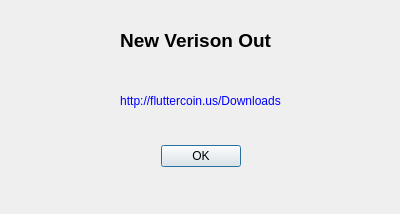
Qt form src/qt/forms/newversion.ui (ofeefee/fluttercoin) before a commit.
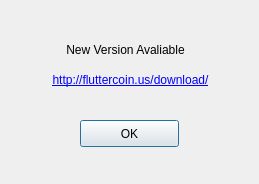
The same form after that commit.

Commit message: Added a dialog box with download link on startup for new version

Diff of the .ui file:
```diff
--- a/src/qt/forms/newversion.ui
+++ b/src/qt/forms/newversion.ui
@@ -6,8 +6,8 @@
    <rect>
     <x>0</x>
     <y>0</y>
-    <width>400</width>
-    <height>214</height>
+    <width>259</width>
+    <height>184</height>
    </rect>
   </property>
   <property name="cursor">
@@ -16,52 +16,17 @@
   <property name="windowTitle">
    <string>Dialog</string>
   </property>
-  <widget class="QDialogButtonBox" name="buttonBox">
-   <property name="geometry">
-    <rect>
-     <x>30</x>
-     <y>140</y>
-     <width>341</width>
-     <height>32</height>
-    </rect>
-   </property>
-   <property name="sizePolicy">
-    <sizepolicy hsizetype="Fixed" vsizetype="Fixed">
-     <horstretch>0</horstretch>
-     <verstretch>0</verstretch>
-    </sizepolicy>
-   </property>
-   <property name="orientation">
-    <enum>Qt::Horizontal</enum>
-   </property>
-   <property name="standardButtons">
-    <set>QDialogButtonBox::Ok</set>
-   </property>
-   <property name="centerButtons">
-    <bool>true</bool>
-   </property>
-  </widget>
   <widget class="QLabel" name="label">
    <property name="geometry">
     <rect>
      <x>40</x>
-     <y>20</y>
-     <width>311</width>
-     <height>41</height>
+     <y>40</y>
+     <width>171</width>
+     <height>20</height>
     </rect>
    </property>
-   <property name="font">
-    <font>
-     <pointsize>14</pointsize>
-     <weight>75</weight>
-     <bold>true</bold>
-    </font>
-   </property>
-   <property name="cursor">
-    <cursorShape>IBeamCursor</cursorShape>
-   </property>
    <property name="text">
-    <string>New Verison Out</string>
+    <string>New Version Avaliable</string>
    </property>
    <property name="alignment">
     <set>Qt::AlignCenter</set>
@@ -71,83 +36,36 @@
    <property name="geometry">
     <rect>
      <x>10</x>
-     <y>80</y>
-     <width>381</width>
-     <height>41</height>
+     <y>70</y>
+     <width>241</width>
+     <height>20</height>
     </rect>
    </property>
-   <property name="palette">
-    <palette>
-     <active>
-      <colorrole role="WindowText">
-       <brush brushstyle="SolidPattern">
-        <color alpha="255">
-         <red>0</red>
-         <green>0</green>
-         <blue>255</blue>
-        </color>
-       </brush>
-      </colorrole>
-      <colorrole role="Text">
-       <brush brushstyle="SolidPattern">
-        <color alpha="255">
-         <red>0</red>
-         <green>0</green>
-         <blue>255</blue>
-        </color>
-       </brush>
-      </colorrole>
-     </active>
-     <inactive>
-      <colorrole role="WindowText">
-       <brush brushstyle="SolidPattern">
-        <color alpha="255">
-         <red>0</red>
-         <green>0</green>
-         <blue>255</blue>
-        </color>
-       </brush>
-      </colorrole>
-      <colorrole role="Text">
-       <brush brushstyle="SolidPattern">
-        <color alpha="255">
-         <red>0</red>
-         <green>0</green>
-         <blue>255</blue>
-        </color>
-       </brush>
-      </colorrole>
-     </inactive>
-     <disabled>
-      <colorrole role="WindowText">
-       <brush brushstyle="SolidPattern">
-        <color alpha="255">
-         <red>159</red>
-         <green>158</green>
-         <blue>158</blue>
-        </color>
-       </brush>
-      </colorrole>
-      <colorrole role="Text">
-       <brush brushstyle="SolidPattern">
-        <color alpha="255">
-         <red>159</red>
-         <green>158</green>
-         <blue>158</blue>
-        </color>
-       </brush>
-      </colorrole>
-     </disabled>
-    </palette>
-   </property>
    <property name="text">
-    <string>http://fluttercoin.us/Downloads</string>
+    <string>&lt;a href=&quot;http://fluttercoin.us/download/&quot;&gt;http://fluttercoin.us/download/</string>
    </property>
    <property name="alignment">
     <set>Qt::AlignCenter</set>
+   </property>
+   <property name="openExternalLinks">
+    <bool>true</bool>
+   </property>
+  </widget>
+  <widget class="QPushButton" name="pushButton">
+   <property name="geometry">
+    <rect>
+     <x>80</x>
+     <y>120</y>
+     <width>99</width>
+     <height>27</height>
+    </rect>
+   </property>
+   <property name="text">
+    <string>OK</string>
    </property>
   </widget>
  </widget>
+ <layoutdefault spacing="6" margin="11"/>
  <resources/>
  <connections>
   <connection>
```
Left out of the diff: 46 changed lines with no effect on the pictures. The commit also changes 4 other files.
